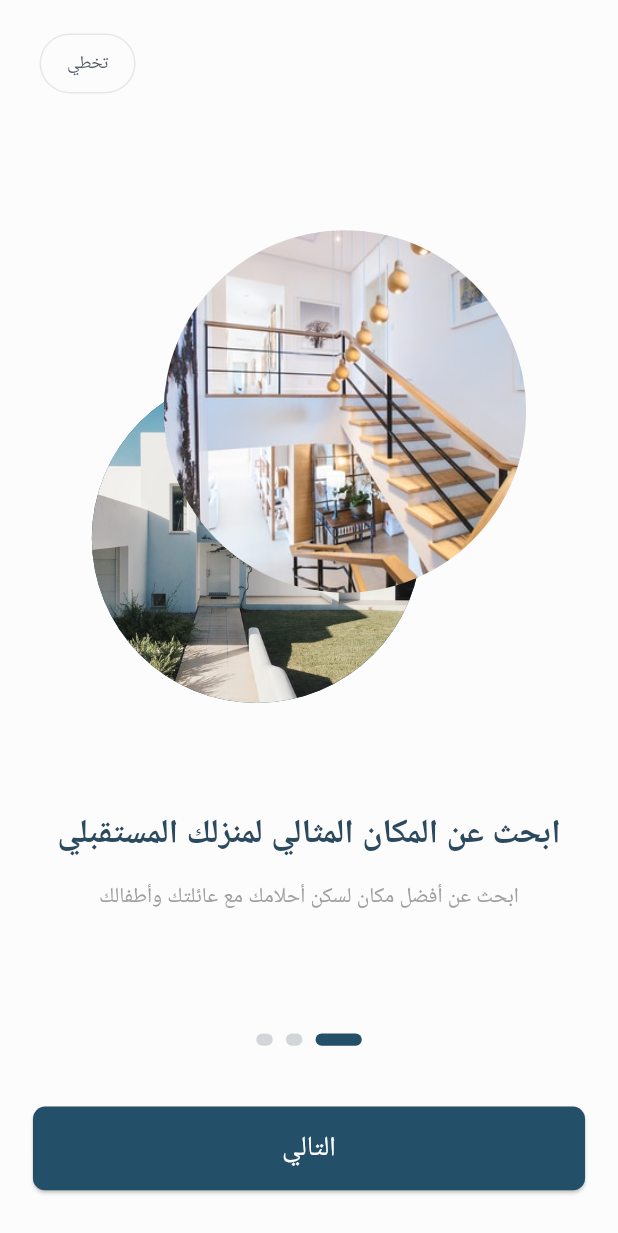
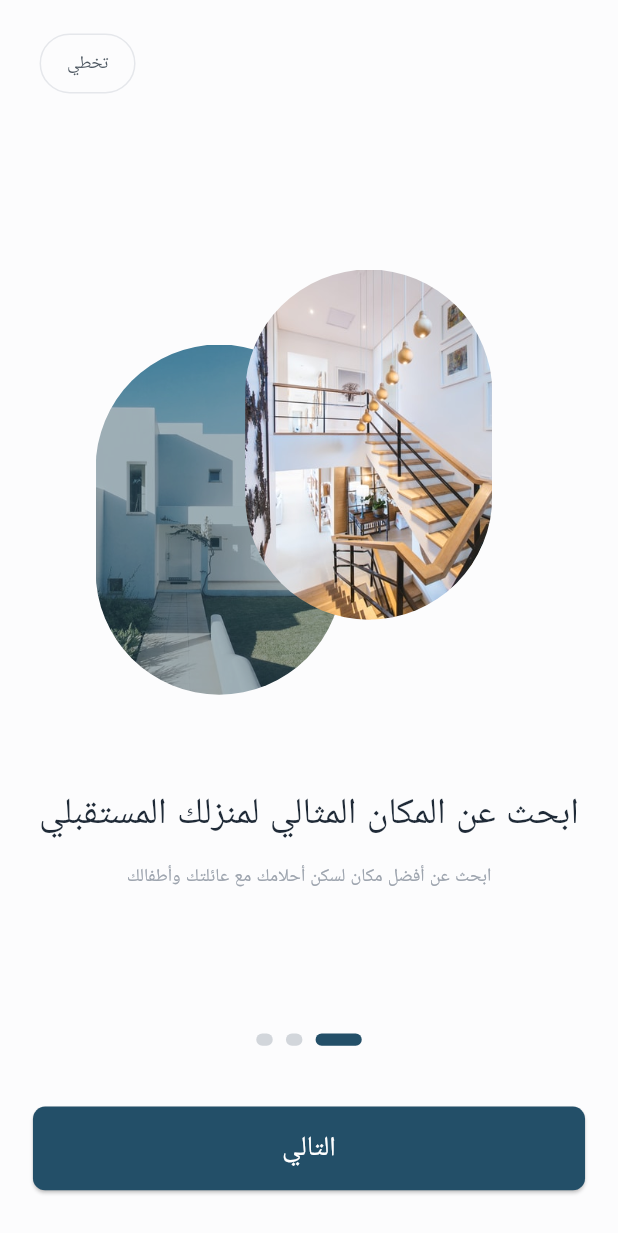
Before and after one commit to mohamed-yaseen13/estate, a Flutter app: the screen it shows after launch, on a phone screen of 412 x 824 dp. Shown: the top 1233 px of the screen. Run offline on Flutter 3.47's test engine with Material 3 defaults, Android fonts, the phone set to English and light mode, and no system bars; our stand-ins replace flutter_screenutil.

Commit message:
Finish On Boarding Feature

```diff
--- a/lib/core/routing/app_router.dart
+++ b/lib/core/routing/app_router.dart
@@ -1,4 +1,5 @@
 import 'package:estate/core/routing/app_routes.dart';
+import 'package:estate/features/auth/login/ui/login_screen.dart';
 import 'package:estate/features/home/ui/home_screen.dart';
 import 'package:estate/features/on_boarding/ui/on_boarding_screen.dart';
 import 'package:flutter/material.dart';
@@ -11,11 +12,19 @@ class AppRouter {
           builder: (_) => HomeScreen(),
           settings: settings,
         );
+
       case AppRoutes.onBoardingScreen:
         return MaterialPageRoute(
           builder: (_) => OnBoardingScreen(),
           settings: settings,
         );
+
+      case AppRoutes.loginScreen:
+        return MaterialPageRoute(
+          builder: (_) => LoginScreen(),
+          settings: settings,
+        );
+
       default:
         return null;
     }
--- a/lib/core/routing/app_routes.dart
+++ b/lib/core/routing/app_routes.dart
@@ -2,4 +2,6 @@ class AppRoutes {
   static const String homeScreen = 'homeScreen';
 
   static const String onBoardingScreen = 'onBoardingScreen';
+
+  static const String loginScreen = 'loginScreen';
 }
--- a/lib/core/style/app_colors.dart
+++ b/lib/core/style/app_colors.dart
@@ -1,5 +1,9 @@
 import 'package:flutter/material.dart';
 
 class AppColors {
-  static const Color secondaryGray = Color(0xFF4D5761);
+  static const Color secondaryGray6 = Color(0xFF4D5761);
+
+  static const Color secondaryGray8 = Color(0xFF1F2A37);
+
+  static const Color secondaryGray4 = Color(0xFF9DA4AE);
 }
--- /dev/null
+++ b/lib/core/style/app_fonts.dart
@@ -0,0 +1,3 @@
+class AppFonts {
+  static const String inter = 'Inter';
+}
--- a/lib/core/style/app_text_styles.dart
+++ b/lib/core/style/app_text_styles.dart
@@ -1,20 +1,37 @@
 import 'package:estate/core/style/app_colors.dart';
+import 'package:estate/core/style/app_fonts.dart';
 import 'package:flutter/material.dart';
 import 'package:flutter_screenutil/flutter_screenutil.dart';
 
 class AppTextStyles {
-  static TextStyle secondaryGrayColorInterFontFamily400Weight12FontSize =
+  static TextStyle secondaryGray6ColorInterFontFamily400Weight12FontSize =
       TextStyle(
-        fontFamily: 'Inter',
-        color: AppColors.secondaryGray,
+        fontFamily: AppFonts.inter,
+        color: AppColors.secondaryGray6,
         fontSize: 12.sp,
         fontWeight: FontWeight.w400,
       );
 
   static TextStyle whiteColorInterFontFamily400Weight18FontSize = TextStyle(
-    fontFamily: 'Inter',
+    fontFamily: AppFonts.inter,
     color: Colors.white,
     fontSize: 18.sp,
     fontWeight: FontWeight.w400,
   );
+
+  static TextStyle secondaryGray8ColorInterFontFamily400Wight24FontSize =
+      TextStyle(
+        color: AppColors.secondaryGray8,
+        fontFamily: AppFonts.inter,
+        fontSize: 24.sp,
+        fontWeight: FontWeight.w400,
+      );
+
+  static TextStyle secondaryGray4ColorInterFontFamily400Weight12FontSize =
+      TextStyle(
+        color: AppColors.secondaryGray4,
+        fontFamily: AppFonts.inter,
+        fontSize: 12.sp,
+        fontWeight: FontWeight.w400,
+      );
 }
--- /dev/null
+++ b/lib/features/auth/login/ui/login_screen.dart
@@ -0,0 +1,10 @@
+import 'package:flutter/material.dart';
+
+class LoginScreen extends StatelessWidget {
+  const LoginScreen({super.key});
+
+  @override
+  Widget build(BuildContext context) {
+    return Scaffold(body: Center(child: Text('Login')));
+  }
+}
--- a/lib/features/on_boarding/ui/on_boarding_screen.dart
+++ b/lib/features/on_boarding/ui/on_boarding_screen.dart
@@ -37,6 +37,7 @@ class _OnBoardingScreenState extends State<OnBoardingScreen> {
                 itemBuilder: (context, index) {
                   return OnBoardingPageDetails(
                     model: AppConstants.pages[index],
+                    index: index,
                   );
                 },
               ),
--- a/lib/features/on_boarding/widgets/on_boarding_bottom_button.dart
+++ b/lib/features/on_boarding/widgets/on_boarding_bottom_button.dart
@@ -1,4 +1,6 @@
 import 'package:estate/core/constants/app_constants.dart';
+import 'package:estate/core/helpers/extensions.dart';
+import 'package:estate/core/routing/app_routes.dart';
 import 'package:estate/core/style/app_text_styles.dart';
 import 'package:flutter/material.dart';
 import 'package:flutter_screenutil/flutter_screenutil.dart';
@@ -26,8 +28,7 @@ class OnBoardingBottomButton extends StatelessWidget {
               curve: Curves.easeIn,
             );
           } else {
-            // Navigate to Home
-            // Navigator.pushReplacementNamed(context, AppRoutes.homeScreen);
+            context.pushReplacementNamed(AppRoutes.loginScreen);
           }
         },
         style: ElevatedButton.styleFrom(
--- a/lib/features/on_boarding/widgets/on_boarding_page_details.dart
+++ b/lib/features/on_boarding/widgets/on_boarding_page_details.dart
@@ -1,88 +1,129 @@
 import 'package:estate/core/constants/app_constants.dart';
+import 'package:estate/core/helpers/spacing.dart';
+import 'package:estate/core/style/app_text_styles.dart';
 import 'package:flutter/material.dart';
 import 'package:flutter_screenutil/flutter_screenutil.dart';
 
 class OnBoardingPageDetails extends StatelessWidget {
+  final int index;
   final OnboardingModel model;
 
-  const OnBoardingPageDetails({super.key, required this.model});
+  const OnBoardingPageDetails({
+    super.key,
+    required this.model,
+    required this.index,
+  });
 
   @override
   Widget build(BuildContext context) {
-    return Column(
+    return Center(
+      child: Column(
         mainAxisAlignment: MainAxisAlignment.center,
         children: [
-        // Organic Shape Area
           SizedBox(
             height: 350.h,
-          width: 300.w,
+            width: 350.w,
             child: Stack(
-            alignment: Alignment.center,
               children: [
-              // BOTTOM IMAGE (With Background Color)
                 Positioned(
-                bottom: 20,
-                left: 20,
-                child: Container(
-                  width: 200.w,
-                  height: 200.w,
-                  decoration: BoxDecoration(
-                    color: const Color(
-                      0xFF234F68,
-                    ), // The specific blue background
-                    shape: BoxShape.circle,
-                  ),
-                  child: ClipOval(
-                    child: Image.asset(
-                      model.imageBottom,
-                      fit: BoxFit.cover,
-                      // Use opacity if you want the background color to bleed through
-                      // color: Colors.white.withOpacity(0.2),
-                      // colorBlendMode: BlendMode.lighten,
+                  left: index == 1 ? null : 50,
+                  right: index == 1 ? 70 : null,
+                  top: 80,
+                  child: BlobImage(
+                    width: 150.w,
+                    height: 230.h,
+                    borderRadius: 90.r,
+                    imagePath: model.imageBottom,
+                    colorFilter: ColorFilter.mode(
+                      Color(0xFF234F68).withAlpha(100),
+                      BlendMode.srcATop,
                     ),
                   ),
                 ),
-              ),
-
-              // TOP IMAGE (No Background Color)
                 Positioned(
-                top: 20,
-                right: 20,
-                child: ClipOval(
-                  child: Image.asset(
-                    model.imageTop,
-                    width: 220.w,
-                    height: 220.w,
-                    fit: BoxFit.cover,
-                  ),
+                  left: index == 1 ? 50 : null,
+                  right: index == 1 ? null : 70,
+                  top: 30,
+                  child: BlobImage(
+                    width: 150.w,
+                    height: 230.h,
+                    borderRadius: 85.r,
+                    imagePath: model.imageTop,
                   ),
                 ),
               ],
             ),
           ),
-
-        SizedBox(height: 50.h),
-
-        // Text Sections
-        Text(
+          verticalSpace(20),
+          Padding(
+            padding: EdgeInsets.symmetric(horizontal: 12.h),
+            child: Text(
               model.title,
               textAlign: TextAlign.center,
-          style: TextStyle(
-            fontSize: 22.sp,
-            fontWeight: FontWeight.bold,
-            color: const Color(0xFF2C4A5D),
+              style: AppTextStyles
+                  .secondaryGray8ColorInterFontFamily400Wight24FontSize,
             ),
           ),
-        SizedBox(height: 15.h),
-        Padding(
-          padding: EdgeInsets.symmetric(horizontal: 40.w),
-          child: Text(
+          verticalSpace(15),
+          Text(
             model.subtitle,
             textAlign: TextAlign.center,
-            style: TextStyle(fontSize: 14.sp, color: Colors.grey, height: 1.5),
-          ),
+            style: AppTextStyles
+                .secondaryGray4ColorInterFontFamily400Weight12FontSize,
           ),
         ],
+      ),
     );
   }
 }
+
+class BlobImage extends StatelessWidget {
+  final double width;
+  final double height;
+  final double borderRadius;
+  final String imagePath;
+  final ColorFilter? colorFilter;
+  final BoxShadow? shadow;
+
+  const BlobImage({
+    super.key,
+    required this.width,
+    required this.height,
+    required this.borderRadius,
+    required this.imagePath,
+    this.colorFilter,
+    this.shadow,
+  });
+
+  ImageProvider get _imageProvider => AssetImage(imagePath);
+
+  @override
+  Widget build(BuildContext context) {
+    Widget image = ClipRRect(
+      borderRadius: BorderRadius.circular(borderRadius),
+      child: ColorFiltered(
+        colorFilter:
+            colorFilter ??
+            const ColorFilter.mode(Colors.transparent, BlendMode.multiply),
+        child: Image(
+          image: _imageProvider,
+          width: width,
+          height: height,
+          fit: BoxFit.cover,
+        ),
+      ),
+    );
+
+    if (shadow != null) {
+      image = DecoratedBox(
+        decoration: BoxDecoration(
+          borderRadius: BorderRadius.circular(borderRadius),
+          boxShadow: [shadow!],
+        ),
+        child: image,
+      );
+    }
+
+    return SizedBox(width: width, height: height, child: image);
+  }
+}
--- a/lib/features/on_boarding/widgets/on_boarding_skip_button.dart
+++ b/lib/features/on_boarding/widgets/on_boarding_skip_button.dart
@@ -1,3 +1,5 @@
+import 'package:estate/core/helpers/extensions.dart';
+import 'package:estate/core/routing/app_routes.dart';
 import 'package:estate/core/style/app_text_styles.dart';
 import 'package:flutter/material.dart';
 import 'package:flutter_screenutil/flutter_screenutil.dart';
@@ -13,7 +15,7 @@ class OnBoardingSkipButton extends StatelessWidget {
         alignment: Alignment.topLeft,
         child: TextButton(
           onPressed: () {
-            //
+            context.pushNamed(AppRoutes.loginScreen);
           },
           style: TextButton.styleFrom(
             shape: RoundedRectangleBorder(
@@ -24,7 +26,7 @@ class OnBoardingSkipButton extends StatelessWidget {
           child: Text(
             'تخطي',
             style: AppTextStyles
-                .secondaryGrayColorInterFontFamily400Weight12FontSize,
+                .secondaryGray6ColorInterFontFamily400Weight12FontSize,
           ),
         ),
       ),
```
Lines whose indentation alone changed are shown as unchanged.
